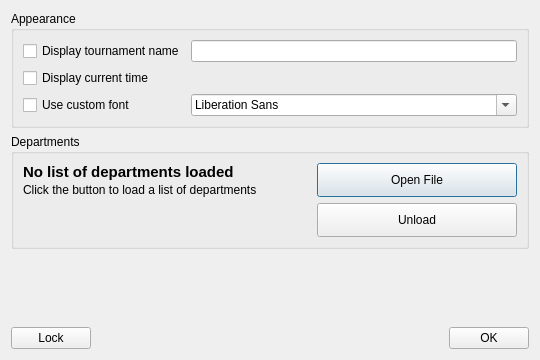
The window that dashboard/settingsdialog.ui (SFr682k/fightclub) describes before a commit, drawn with Qt 5.
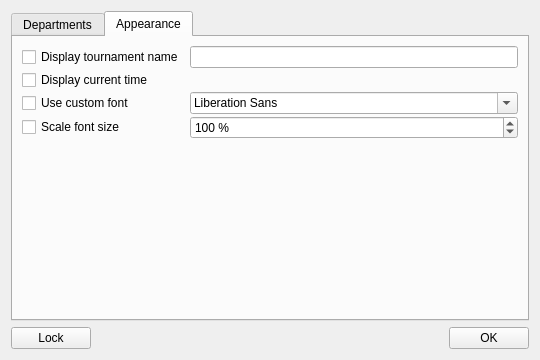
The same window after the commit. The open tabs and pages were chosen to show the change. Icons and pictures are not drawn.

Commit message: Enable custom scaling of fonts

What changed in the file:
```diff
--- a/dashboard/settingsdialog.ui
+++ b/dashboard/settingsdialog.ui
@@ -24,47 +24,12 @@
   </property>
   <layout class="QVBoxLayout" name="verticalLayout_3">
    <item>
-    <widget class="QGroupBox" name="appearanceSettings">
-     <property name="title">
-      <string>Appearance</string>
-     </property>
-     <layout class="QGridLayout" name="gridLayout">
-      <item row="0" column="1">
-       <widget class="QLineEdit" name="tournName"/>
-      </item>
-      <item row="1" column="0">
-       <widget class="QCheckBox" name="dispCTimeCBox">
-        <property name="text">
-         <string>Display current time</string>
-        </property>
-       </widget>
-      </item>
-      <item row="0" column="0">
-       <widget class="QCheckBox" name="dispTournamentNameCBox">
-        <property name="text">
-         <string>Display tournament name</string>
-        </property>
-       </widget>
-      </item>
-      <item row="2" column="0">
-       <widget class="QCheckBox" name="customFontCBox">
-        <property name="text">
-         <string>Use custom font</string>
-        </property>
-       </widget>
-      </item>
-      <item row="2" column="1">
-       <widget class="QFontComboBox" name="chooseFontBox"/>
-      </item>
-     </layout>
-    </widget>
-   </item>
-   <item>
-    <widget class="QGroupBox" name="departmentBox">
-     <property name="title">
+    <widget class="QTabWidget" name="configTabs">
+     <widget class="QWidget" name="departmentsTab">
+      <attribute name="title">
       <string>Departments</string>
-     </property>
-     <layout class="QHBoxLayout" name="horizontalLayout_2">
+      </attribute>
+      <layout class="QHBoxLayout" name="horizontalLayout_3">
       <item>
        <layout class="QVBoxLayout" name="verticalLayout">
         <property name="spacing">
@@ -193,11 +158,6 @@
           </property>
          </widget>
         </item>
-       </layout>
-      </item>
-     </layout>
-    </widget>
-   </item>
    <item>
     <spacer name="verticalSpacer">
      <property name="orientation">
@@ -206,10 +166,92 @@
      <property name="sizeHint" stdset="0">
       <size>
        <width>20</width>
-       <height>97</height>
+             <height>40</height>
       </size>
      </property>
     </spacer>
+         </item>
+        </layout>
+       </item>
+      </layout>
+     </widget>
+     <widget class="QWidget" name="appearanceTab">
+      <attribute name="title">
+       <string>Appearance</string>
+      </attribute>
+      <layout class="QGridLayout" name="gridLayout_2">
+       <property name="verticalSpacing">
+        <number>2</number>
+       </property>
+       <item row="0" column="1">
+        <widget class="QLineEdit" name="tournName"/>
+       </item>
+       <item row="0" column="0">
+        <widget class="QCheckBox" name="dispTournamentNameCBox">
+         <property name="text">
+          <string>Display tournament name</string>
+         </property>
+        </widget>
+       </item>
+       <item row="2" column="1">
+        <widget class="QFontComboBox" name="chooseFontBox"/>
+       </item>
+       <item row="3" column="1">
+        <widget class="QSpinBox" name="chooseScaleBox">
+         <property name="suffix">
+          <string> %</string>
+         </property>
+         <property name="minimum">
+          <number>80</number>
+         </property>
+         <property name="maximum">
+          <number>150</number>
+         </property>
+         <property name="singleStep">
+          <number>2</number>
+         </property>
+         <property name="value">
+          <number>100</number>
+         </property>
+        </widget>
+       </item>
+       <item row="1" column="0">
+        <widget class="QCheckBox" name="dispCTimeCBox">
+         <property name="text">
+          <string>Display current time</string>
+         </property>
+        </widget>
+       </item>
+       <item row="2" column="0">
+        <widget class="QCheckBox" name="customFontCBox">
+         <property name="text">
+          <string>Use custom font</string>
+         </property>
+        </widget>
+       </item>
+       <item row="4" column="0" colspan="2">
+        <spacer name="verticalSpacer_3">
+         <property name="orientation">
+          <enum>Qt::Vertical</enum>
+         </property>
+         <property name="sizeHint" stdset="0">
+          <size>
+           <width>20</width>
+           <height>40</height>
+          </size>
+         </property>
+        </spacer>
+       </item>
+       <item row="3" column="0">
+        <widget class="QCheckBox" name="customScaleCBox">
+         <property name="text">
+          <string>Scale font size</string>
+         </property>
+        </widget>
+       </item>
+      </layout>
+     </widget>
+    </widget>
    </item>
    <item>
     <layout class="QHBoxLayout" name="horizontalLayout">
```
Lines whose indentation alone changed are shown as unchanged. The commit also changes 7 other files.
